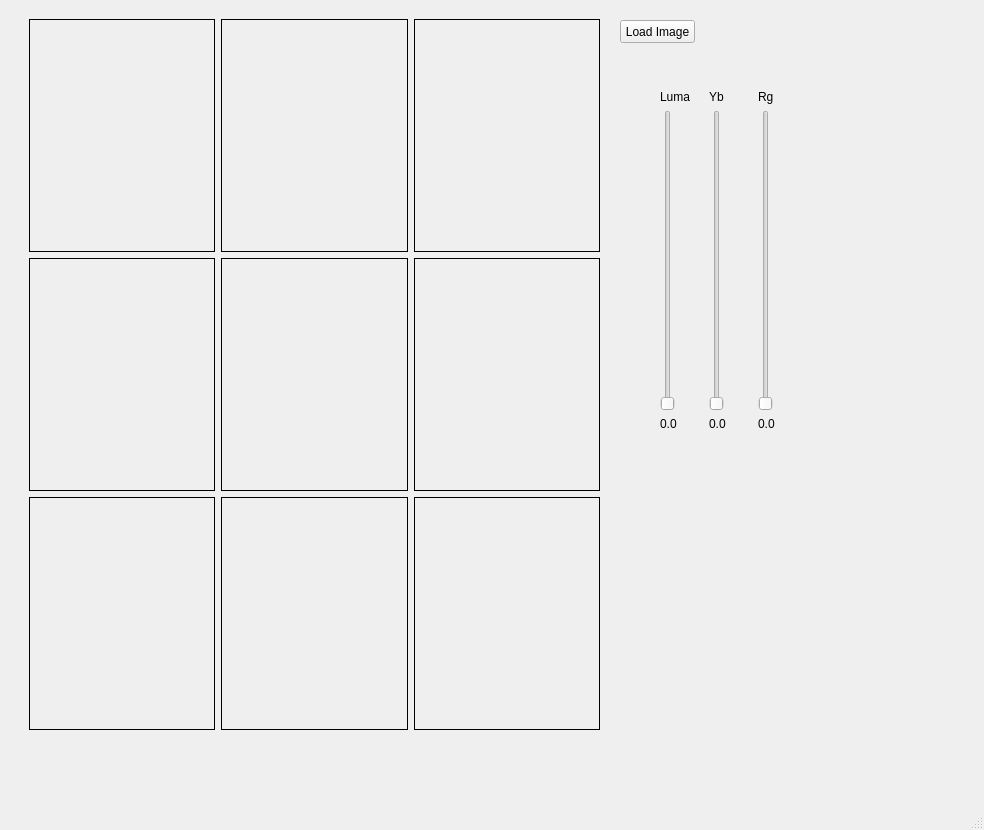
This is mainwindow.ui in tmguvenc/orgb as Qt 5 draws it before an edit. The edited form follows.
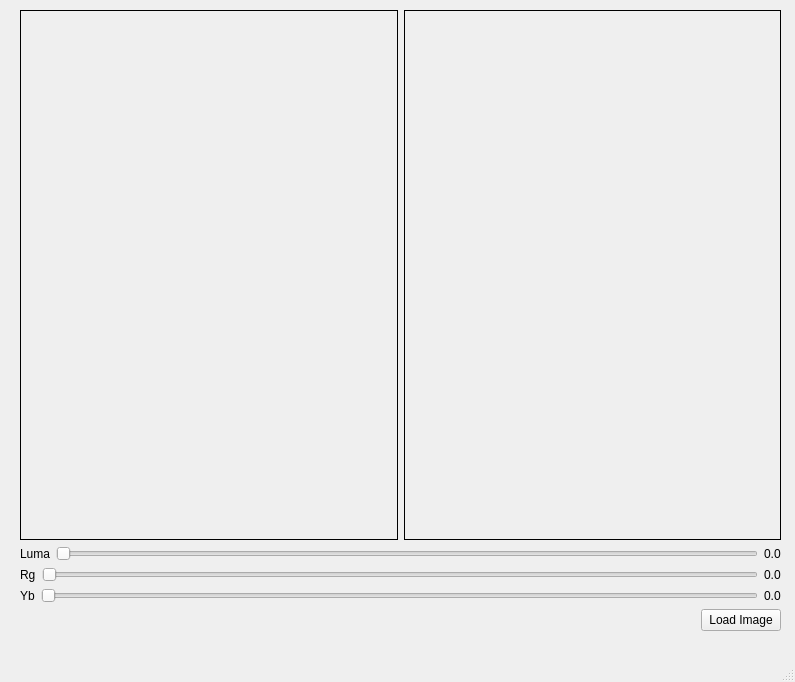
This is the edited form.

Patch:
```diff
--- a/mainwindow.ui
+++ b/mainwindow.ui
@@ -6,10 +6,28 @@
    <rect>
     <x>0</x>
     <y>0</y>
-    <width>984</width>
-    <height>830</height>
+    <width>795</width>
+    <height>682</height>
    </rect>
   </property>
+  <property name="sizePolicy">
+   <sizepolicy hsizetype="Fixed" vsizetype="Fixed">
+    <horstretch>0</horstretch>
+    <verstretch>0</verstretch>
+   </sizepolicy>
+  </property>
+  <property name="minimumSize">
+   <size>
+    <width>795</width>
+    <height>682</height>
+   </size>
+  </property>
+  <property name="maximumSize">
+   <size>
+    <width>795</width>
+    <height>682</height>
+   </size>
+  </property>
   <property name="windowTitle">
    <string>MainWindow</string>
   </property>
@@ -17,97 +35,23 @@
    <widget class="QWidget" name="horizontalLayoutWidget">
     <property name="geometry">
      <rect>
-      <x>29</x>
-      <y>19</y>
-      <width>571</width>
-      <height>711</height>
+      <x>20</x>
+      <y>10</y>
+      <width>761</width>
+      <height>621</height>
      </rect>
     </property>
+    <layout class="QVBoxLayout" name="verticalLayout_2">
+     <item>
     <layout class="QHBoxLayout" name="horizontalLayout">
      <item>
-      <layout class="QGridLayout" name="gridLayout">
-       <item row="0" column="1">
-        <widget class="QLabel" name="img_2">
-         <property name="frameShape">
-          <enum>QFrame::Box</enum>
-         </property>
-         <property name="text">
-          <string/>
-         </property>
-         <property name="scaledContents">
-          <bool>true</bool>
-         </property>
-         <property name="alignment">
-          <set>Qt::AlignCenter</set>
-         </property>
-        </widget>
-       </item>
-       <item row="1" column="0">
-        <widget class="QLabel" name="img_4">
-         <property name="frameShape">
-          <enum>QFrame::Box</enum>
-         </property>
-         <property name="text">
-          <string/>
-         </property>
-         <property name="scaledContents">
-          <bool>true</bool>
-         </property>
-         <property name="alignment">
-          <set>Qt::AlignCenter</set>
-         </property>
-        </widget>
-       </item>
-       <item row="0" column="0">
-        <widget class="QLabel" name="img_1">
-         <property name="frameShape">
-          <enum>QFrame::Box</enum>
-         </property>
-         <property name="text">
-          <string/>
-         </property>
-         <property name="scaledContents">
-          <bool>true</bool>
-         </property>
-         <property name="alignment">
-          <set>Qt::AlignCenter</set>
-         </property>
-        </widget>
-       </item>
-       <item row="0" column="2">
-        <widget class="QLabel" name="img_3">
-         <property name="frameShape">
-          <enum>QFrame::Box</enum>
-         </property>
-         <property name="text">
-          <string/>
-         </property>
-         <property name="scaledContents">
-          <bool>true</bool>
-         </property>
-         <property name="alignment">
-          <set>Qt::AlignCenter</set>
-         </property>
-        </widget>
-       </item>
-       <item row="1" column="1">
         <widget class="QLabel" name="img_5">
-         <property name="frameShape">
-          <enum>QFrame::Box</enum>
+         <property name="sizePolicy">
+          <sizepolicy hsizetype="Expanding" vsizetype="Expanding">
+           <horstretch>0</horstretch>
+           <verstretch>0</verstretch>
+          </sizepolicy>
          </property>
-         <property name="text">
-          <string/>
-         </property>
-         <property name="scaledContents">
-          <bool>true</bool>
-         </property>
-         <property name="alignment">
-          <set>Qt::AlignCenter</set>
-         </property>
-        </widget>
-       </item>
-       <item row="1" column="2">
-        <widget class="QLabel" name="img_6">
          <property name="frameShape">
           <enum>QFrame::Box</enum>
          </property>
@@ -122,24 +66,14 @@
          </property>
         </widget>
        </item>
-       <item row="2" column="0">
-        <widget class="QLabel" name="img_7">
-         <property name="frameShape">
-          <enum>QFrame::Box</enum>
+       <item>
+        <widget class="QLabel" name="img_1">
+         <property name="sizePolicy">
+          <sizepolicy hsizetype="Expanding" vsizetype="Expanding">
+           <horstretch>0</horstretch>
+           <verstretch>0</verstretch>
+          </sizepolicy>
          </property>
-         <property name="text">
-          <string/>
-         </property>
-         <property name="scaledContents">
-          <bool>true</bool>
-         </property>
-         <property name="alignment">
-          <set>Qt::AlignCenter</set>
-         </property>
-        </widget>
-       </item>
-       <item row="2" column="1">
-        <widget class="QLabel" name="img_8">
          <property name="frameShape">
           <enum>QFrame::Box</enum>
          </property>
@@ -154,52 +88,13 @@
          </property>
         </widget>
        </item>
-       <item row="2" column="2">
-        <widget class="QLabel" name="img_9">
-         <property name="frameShape">
-          <enum>QFrame::Box</enum>
-         </property>
-         <property name="text">
-          <string/>
-         </property>
-         <property name="scaledContents">
-          <bool>true</bool>
-         </property>
-         <property name="alignment">
-          <set>Qt::AlignCenter</set>
-         </property>
-        </widget>
-       </item>
       </layout>
      </item>
-    </layout>
-   </widget>
-   <widget class="QPushButton" name="btn_load_img">
-    <property name="geometry">
-     <rect>
-      <x>620</x>
-      <y>20</y>
-      <width>75</width>
-      <height>23</height>
-     </rect>
-    </property>
-    <property name="text">
-     <string>Load Image</string>
-    </property>
-   </widget>
-   <widget class="QWidget" name="horizontalLayoutWidget_2">
-    <property name="geometry">
-     <rect>
-      <x>660</x>
-      <y>90</y>
-      <width>141</width>
-      <height>341</height>
-     </rect>
-    </property>
-    <layout class="QHBoxLayout" name="horizontalLayout_2">
      <item>
       <layout class="QVBoxLayout" name="verticalLayout">
        <item>
+        <layout class="QHBoxLayout" name="horizontalLayout_2">
+         <item>
         <widget class="QLabel" name="label">
          <property name="text">
           <string>Luma</string>
@@ -209,10 +104,10 @@
        <item>
         <widget class="QSlider" name="vs_luma">
          <property name="maximum">
-          <number>99</number>
+            <number>40</number>
          </property>
          <property name="orientation">
-          <enum>Qt::Vertical</enum>
+            <enum>Qt::Horizontal</enum>
          </property>
         </widget>
        </item>
@@ -226,32 +121,7 @@
       </layout>
      </item>
      <item>
-      <layout class="QVBoxLayout" name="verticalLayout_3">
-       <item>
-        <widget class="QLabel" name="label_2">
-         <property name="text">
-          <string>Yb</string>
-         </property>
-        </widget>
-       </item>
-       <item>
-        <widget class="QSlider" name="vs_yb">
-         <property name="orientation">
-          <enum>Qt::Vertical</enum>
-         </property>
-        </widget>
-       </item>
-       <item>
-        <widget class="QLabel" name="lbl_yb">
-         <property name="text">
-          <string>0.0</string>
-         </property>
-        </widget>
-       </item>
-      </layout>
-     </item>
-     <item>
-      <layout class="QVBoxLayout" name="verticalLayout_2">
+        <layout class="QHBoxLayout" name="horizontalLayout_4">
        <item>
         <widget class="QLabel" name="label_3">
          <property name="text">
@@ -261,8 +131,11 @@
        </item>
        <item>
         <widget class="QSlider" name="vs_rg">
+           <property name="maximum">
+            <number>40</number>
+           </property>
          <property name="orientation">
-          <enum>Qt::Vertical</enum>
+            <enum>Qt::Horizontal</enum>
          </property>
         </widget>
        </item>
@@ -275,6 +148,60 @@
        </item>
       </layout>
      </item>
+       <item>
+        <layout class="QHBoxLayout" name="horizontalLayout_3">
+         <item>
+          <widget class="QLabel" name="label_2">
+           <property name="text">
+            <string>Yb</string>
+           </property>
+          </widget>
+         </item>
+         <item>
+          <widget class="QSlider" name="vs_yb">
+           <property name="maximum">
+            <number>40</number>
+           </property>
+           <property name="orientation">
+            <enum>Qt::Horizontal</enum>
+           </property>
+          </widget>
+         </item>
+         <item>
+          <widget class="QLabel" name="lbl_yb">
+           <property name="text">
+            <string>0.0</string>
+           </property>
+          </widget>
+         </item>
+        </layout>
+       </item>
+       <item>
+        <layout class="QHBoxLayout" name="horizontalLayout_5">
+         <item>
+          <spacer name="horizontalSpacer">
+           <property name="orientation">
+            <enum>Qt::Horizontal</enum>
+           </property>
+           <property name="sizeHint" stdset="0">
+            <size>
+             <width>40</width>
+             <height>20</height>
+            </size>
+           </property>
+          </spacer>
+         </item>
+         <item>
+          <widget class="QPushButton" name="btn_load_img">
+           <property name="text">
+            <string>Load Image</string>
+           </property>
+          </widget>
+         </item>
+        </layout>
+       </item>
+      </layout>
+     </item>
     </layout>
    </widget>
   </widget>
```
Left out of the diff: 6 changed lines with no effect on the pictures. Lines whose indentation alone changed are shown as unchanged.
